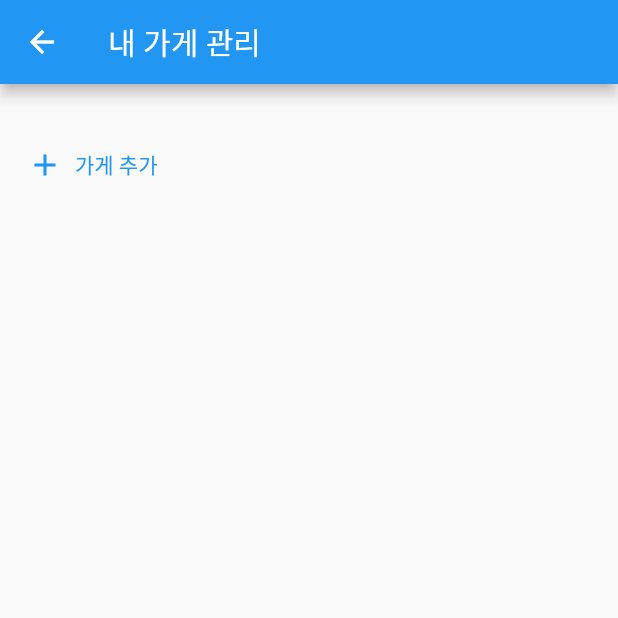
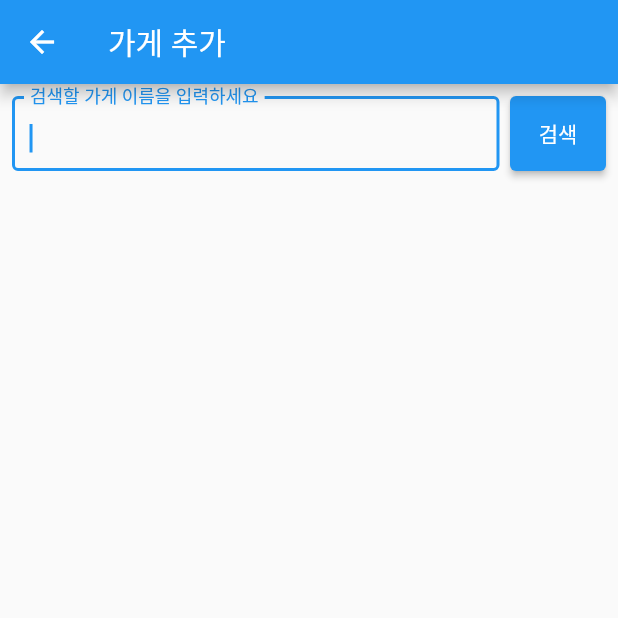
Before and after one commit to PNU-WhatEat/PNU-WhatEat, a Flutter app: the MyStorePage screen opened by its route, after a tap on "가게 추가", on a phone screen of 412 x 824 dp, the top half of it. Run offline on Flutter 3.47's test engine with Material 2 defaults, Android fonts, the phone set to English and light mode, and no system bars; our stand-ins replace cloud_firestore, firebase_auth, firebase_core, flutter_signin_button, google_sign_in; accounts and stored records are empty.

Commit message:
Add - AddStorePage and fetch storelist on firestore
Modify - Store class to orrspond to firestore db
Fix - bugs on EditPage occur when press Enter on TextField

```diff
--- a/lib/main.dart
+++ b/lib/main.dart
@@ -8,6 +8,7 @@ import 'package:what_eat/screens/LoginPage/Sections/SignInPage.dart';
 import 'package:what_eat/screens/MainPage.dart';
 import 'package:what_eat/screens/MyHomePage.dart';
 import 'package:what_eat/screens/MyStorePage/MyStorePage.dart';
+import 'package:what_eat/screens/MyStorePage/Sections/AddStorePage.dart';
 import 'package:what_eat/screens/ReservationPage.dart';
 import 'package:what_eat/screens/ReviewPage.dart';
 import 'package:what_eat/screens/MyInfoPage/MyInfoPage.dart';
@@ -46,6 +47,7 @@ class WhatEat extends StatelessWidget {
           AuthPage.id: (context) => AuthPage(),
           '/':(context) => MyHomePage(title: 'WhatEat'),
           MyStorePage.id: (context) => MyStorePage(),
+          AddStorePage.id: (context) => AddStorePage(),
         },
       ),
 
--- a/lib/screens/MyStorePage/MyStorePage.dart
+++ b/lib/screens/MyStorePage/MyStorePage.dart
@@ -1,9 +1,9 @@
 import 'package:cloud_firestore/cloud_firestore.dart';
-import 'package:firebase_auth/firebase_auth.dart';
 import 'package:flutter/material.dart';
 import 'package:provider/provider.dart';
 import 'package:what_eat/UserInformation.dart';
-import 'package:what_eat/screens/MyInfoPage/Sections/ListElement.dart';
+
+import 'Sections/AddStorePage.dart';
 
 class MyStorePage extends StatefulWidget {
   static const id = "mystore_page";
@@ -12,35 +12,39 @@ class MyStorePage extends StatefulWidget {
   _MyStorePageState createState() => _MyStorePageState();
 }
 
-class Store {
+class _Store {
   final String title;
-    final double rate;
-    final int reviews;
+  double rate;
+  int reviews;
   bool isOpen;
 
-    Store({this.title, this.rate, this.reviews, this.isOpen});
+  _Store({this.title, this.rate, this.reviews, this.isOpen}) {
+    rate = (rate == null? 0 : rate);
+    reviews = (reviews == null? 0 : reviews);
+    isOpen = (isOpen == null? false: true);
+  }
 }
 
 class _MyStorePageState extends State<MyStorePage> {
-  Store store;
-  UserInformation userInfo;
+  _Store store;
+  UserInformation userinfo;
 
   @override
   void didChangeDependencies() {
     super.didChangeDependencies();
-    userInfo = Provider.of<UserInformation>(context, listen: false);
-    if (userInfo.info.storeRef != null)
-      print(userInfo.info.storeRef);
-      userInfo.info.storeRef.get().then((value) {
+    userinfo = Provider.of<UserInformation>(context);
+    if (userinfo.info.storeRef != null) {
+      userinfo.info.storeRef.get().then((doc) {
+        Map<String, dynamic> result = doc.data();
         setState(() {
-          store = Store(title: value['title'], rate: 0, reviews: 0, isOpen: true);
+          store = _Store(title: result['title'], rate: result['rate'], reviews: result['reviews'], isOpen: result['isOpen']);
         });
       });
+    }
   }
 
   @override
   Widget build(BuildContext context) {
-    print(store);
     return Scaffold(
       appBar: AppBar(title: Text('내 가게 관리')),
       body: store != null ?
@@ -57,16 +61,10 @@ class _MyStorePageState extends State<MyStorePage> {
                   Row(
                     mainAxisAlignment: MainAxisAlignment.spaceBetween,
                     children: [
-                    Row(
-                      crossAxisAlignment: CrossAxisAlignment.baseline,
-                      textBaseline: TextBaseline.alphabetic,
-                      children: [
-                        Text(store.title, style : Theme.of(context).textTheme.headline4),
-                        Text('평점 : ${store.rate.toString()}', style : Theme.of(context).textTheme.bodyText1),
-                      ],
-                    ),
+                      Text(store.title, style : TextStyle(fontSize: 20, color:store.isOpen ? Colors.blue : Colors.grey)),
                       Text(store.isOpen ? '영업 중' : '영업 종료', style: TextStyle(color: store.isOpen ? Colors.blue : Colors.red)),
                   ]),
+                  Text('평점 : ${store.rate.toString()}'),
                   Text('리뷰 수 : ${store.reviews}'),
                   InkWell(
                     child: Row(
@@ -109,7 +107,37 @@ class _MyStorePageState extends State<MyStorePage> {
             Row(
               mainAxisAlignment: MainAxisAlignment.end,
               children: [
-              TextButton.icon(icon: Icon(Icons.delete, color: Colors.red), label: Text('가게 삭제', style: TextStyle(color: Colors.red)))
+                TextButton.icon(icon: Icon(Icons.delete, color: Colors.red), label: Text('가게 삭제', style: TextStyle(color: Colors.red)), onPressed: () {
+                  showDialog(
+                    context: context,
+                    barrierDismissible: false,
+                    builder: (BuildContext context) {
+                      return AlertDialog(
+                        title: Text("가게 삭제"),
+                        content: Text("정말로 소유 가게를 삭제하시겠습니까?\n가게 정보는 계속 유지되나\n가게 정보 수정과 예약 수락이 불가능합니다."),
+                        shape: RoundedRectangleBorder(borderRadius: BorderRadius.circular(8)),
+                        actions: [
+                          TextButton(
+                            child: Text("확인"),
+                            onPressed: () {
+                              userinfo.setStore(null);
+                              setState(() {
+                                store = null;
+                              });
+                              Navigator.pop(context);
+                            }
+                          ),
+                          TextButton(
+                            child: Text("취소"),
+                            onPressed: () {
+                              Navigator.pop(context);
+                            }
+                          )
+                        ]
+                      );
+                    }
+                  );
+                })
               ],
             )
           ],
@@ -117,8 +145,22 @@ class _MyStorePageState extends State<MyStorePage> {
         Container(
           padding: EdgeInsets.symmetric(vertical: 30.0, horizontal: 10.0),
           child: TextButton.icon(icon: Icon(Icons.add), label: Text("가게 추가"), onPressed: () async {
-          DocumentReference storeRef = FirebaseFirestore.instance.collection('St_temp').doc('1pRjEFVCcTOtFmfpw2uB');
-          userInfo.setStore(storeRef);
+            final result = await Navigator.pushNamed(context, AddStorePage.id);
+            if (result != null) {
+              DocumentReference storeRef = FirebaseFirestore.instance.collection('St_temp').doc(result);
+              userinfo.setStore(storeRef);
+              setState(() {
+                storeRef.get().then((doc) {
+                  Map<String, dynamic> result = doc.data();
+                  store = _Store(
+                    title: result['title'],
+                    rate: result['rate'],
+                    reviews: result['reviews'],
+                    isOpen: result['isOpen']
+                  );
+                });
+              });
+            }
           }),
         )
     );
--- /dev/null
+++ b/lib/screens/MyStorePage/Sections/AddStorePage.dart
@@ -0,0 +1,138 @@
+import 'package:cloud_firestore/cloud_firestore.dart';
+import 'package:flutter/material.dart';
+
+class AddStorePage extends StatefulWidget {
+  static const id = "addStore_page";
+
+  @override
+  _AddStorePageState createState() => _AddStorePageState();
+}
+
+class _Store {
+  final String title;
+  final String address;
+  final String docId;
+
+  _Store({this.title, this.address, this.docId});
+}
+
+class _AddStorePageState extends State<AddStorePage> {
+  TextEditingController controller = TextEditingController();
+  List<_Store> storeList = [];
+
+  List<Widget> renderList() {
+    List<Widget> result = [];
+    for (var element in storeList)
+      result.add(
+        Container(
+          margin: EdgeInsets.symmetric(vertical: 10.0, horizontal: 0.0),
+          decoration: BoxDecoration(border: Border.all(), borderRadius: BorderRadius.circular(10.0)),
+          height: 80,
+          child: InkWell(
+            child: Column(
+              children: [
+                Text(element.title, style: TextStyle(
+                  fontSize: 20,
+                )),
+                Text(element.address, style: TextStyle(
+                  fontSize: 10,
+                )),
+              ],
+              mainAxisAlignment: MainAxisAlignment.spaceEvenly,
+            ),
+            onTap: () {
+              showDialog(
+                context: context,
+                barrierDismissible: false,
+                builder: (BuildContext context) {
+                  return AlertDialog(
+                    title: Text("가게 추가"),
+                    content: Text("\'${element.title}\'을 가게로\n소유하시겠습니까?"),
+                    shape: RoundedRectangleBorder(borderRadius: BorderRadius.circular(8)),
+                    actions: [
+                      TextButton(
+                        child: Text("확인"),
+                        onPressed: () {
+                          Navigator.pop(context);
+                          Navigator.pop(context, element.docId);
+                        }
+                      ),
+                      TextButton(
+                        child: Text("취소"),
+                        onPressed: () {
+                          Navigator.pop(context);
+                        }
+                      )
+                    ]
+                  );
+                }
+              );
+            }
+          ),
+        )
+    );
+    return result;
+  }
+
+  void searchPressed() {
+    FirebaseFirestore.instance.collection('St_temp').where('title', isGreaterThanOrEqualTo: controller.text, isLessThan: controller.text + '\uf8ff').get().then((results) {
+      setState(() {
+        storeList = [];
+        for (var result in results.docs)
+          storeList.add(_Store(
+            title: result['title'],
+            address: result['address'],
+            docId: result.id,
+          ));
+      });
+    });
+  }
+
+  @override
+  Widget build(BuildContext context) {
+    return Scaffold(
+      appBar: AppBar(title: Text('가게 추가')),
+      body: Container(
+        padding: EdgeInsets.all(8.0),
+        child: Column(
+          children: [
+            Row(
+              children: [
+                Flexible(
+                  child: Container(
+                    height: 50,
+                    child: TextField(
+                      controller: controller,
+                      autofocus: true,
+                      decoration: InputDecoration(
+                        border: OutlineInputBorder(),
+                        labelText: '검색할 가게 이름을 입력하세요'
+                      ),
+                      onSubmitted: (value) {
+                        searchPressed();
+                      },
+                    ),
+                  ),
+                ),
+                Container(
+                  margin: EdgeInsets.fromLTRB(7, 0, 0, 0),
+                  height: 50,
+                  child: ElevatedButton(
+                    child: Text("검색"),
+                    onPressed: searchPressed,
+                  ),
+                )
+              ],
+            ),
+
+              Flexible(
+                child: ListView(
+                  children: renderList(),
+                ),
+              )
+          ],
+        ),
+      )
+    );
+  }
+}
--- a/lib/screens/TimeLinePage/TimeLinePage.dart
+++ b/lib/screens/TimeLinePage/TimeLinePage.dart
@@ -65,12 +65,6 @@ class _TimeLinePageState extends State<TimeLinePage> {
     return Scaffold(
       appBar: AppBar(
         title: Text('타임 라인'),
-        leading: IconButton(
-          onPressed: () {
-            Navigator.pop(context, false);
-          },
-          icon: Icon(Icons.arrow_back),
-        ),
       ),
       body: Column(
         children: [
```
Also changed, not shown: lib/screens/MyInfoPage/Sections/EditPage.dart (+7 -5 lines). Lines whose indentation alone changed are shown as unchanged.
